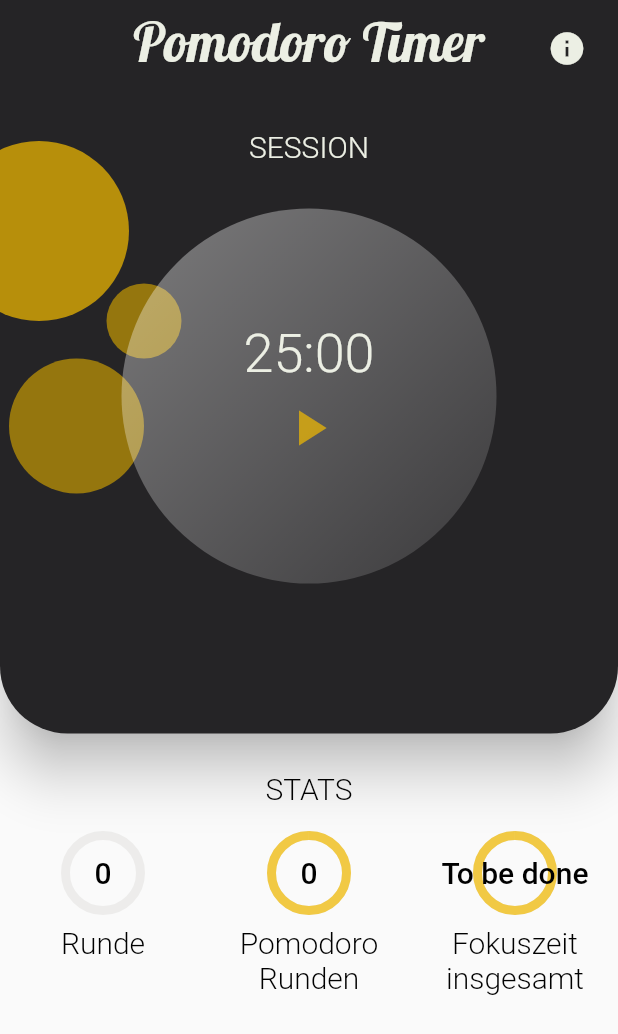
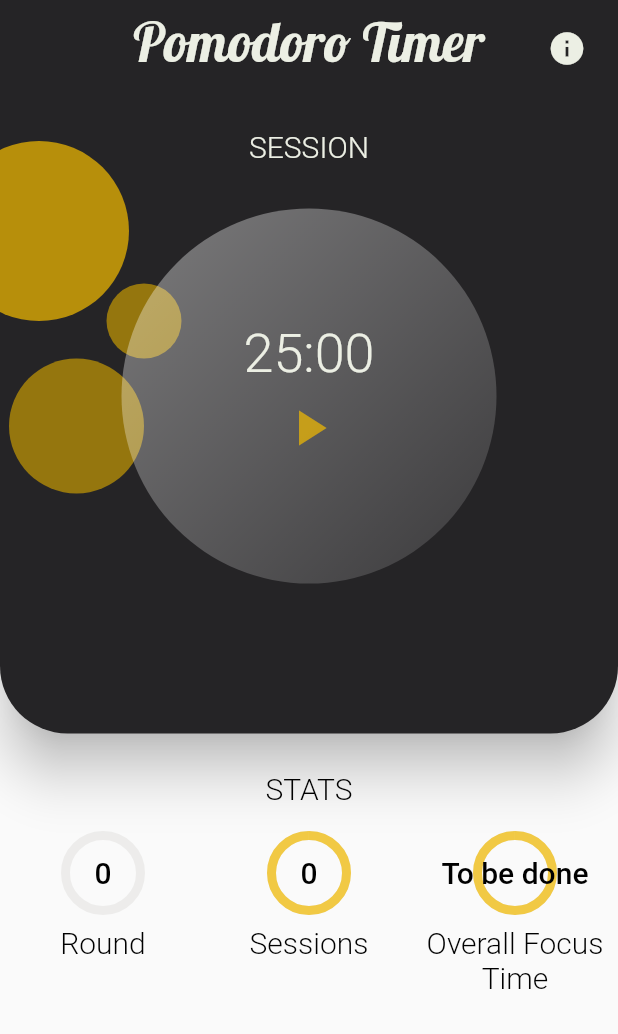
Before and after one commit to franci3/pomodoro-app, a Flutter app: the screen it shows after launch, on a phone screen of 412 x 824 dp. Shown: the top 1034 px of the screen. Run offline on Flutter 3.47's test engine with Material 2 defaults, Android fonts, the phone set to English and light mode, and no system bars; our stand-ins replace audioplayers, flutter_local_notifications; generated files the repository leaves out were written again; statements that could not run were skipped.

Commit message:
Adds translations

```diff
--- a/lib/l10n/app_de.arb
+++ b/lib/l10n/app_de.arb
@@ -1,6 +1,6 @@
 {
-    "session": "SESSION",
-    "break": "PAUSE",
+    "sessionTitle": "SESSION",
+    "breakTitle": "PAUSE",
     "round": "Runde",
     "sessions": "Sessions",
     "focusTime": "Fokuszeit insgesamt"
--- a/lib/l10n/app_en.arb
+++ b/lib/l10n/app_en.arb
@@ -1,6 +1,6 @@
 {
-    "session": "SESSION",
-    "break": "BREAK",
+    "sessionTitle": "SESSION",
+    "breakTitle": "BREAK",
     "round": "Round",
     "sessions": "Sessions",
     "focusTime": "Overall Focus Time"
--- a/lib/main.dart
+++ b/lib/main.dart
@@ -130,15 +130,8 @@ class _PomodoroState extends State<Pomodoro> {
   Widget build(BuildContext context) {
     return MaterialApp(
         title: 'Pomodoro App',
-        localizationsDelegates: const [
-          AppLocalizations.delegate,
-          GlobalMaterialLocalizations.delegate,
-          GlobalWidgetsLocalizations.delegate,
-        ],
-        supportedLocales: const [
-          Locale('en', ''),
-          Locale('de', ''),
-        ],
+        localizationsDelegates: AppLocalizations.localizationsDelegates,
+        supportedLocales: AppLocalizations.supportedLocales,
         debugShowCheckedModeBanner: false,
         theme: PomodoroValues.customTheme,
         home: const PomodoroHome());
--- a/lib/screens/home/statistics.dart
+++ b/lib/screens/home/statistics.dart
@@ -1,4 +1,5 @@
 import 'package:flutter/material.dart';
+import 'package:flutter_gen/gen_l10n/app_localizations.dart';
 import 'package:pomodoro_app/controller/timer_controller.dart';
 import 'package:pomodoro_app/widgets/stats_circle.dart';
 import 'package:provider/provider.dart';
@@ -32,18 +33,18 @@ class Statistics extends StatelessWidget {
                     innerCircleText:
                         timerController.timerModel.roundCount.toString(),
                     circleValue: timerController.timerModel.roundCount / 4,
-                    circleDescription: 'Runde',
+                    circleDescription: AppLocalizations.of(context)!.round,
                   ),
                   StatsCircle(
                     innerCircleText:
                         timerController.timerModel.fullRoundCount.toString(),
                     circleValue: 1,
-                    circleDescription: 'Pomodoro Runden',
+                    circleDescription: AppLocalizations.of(context)!.sessions,
                   ),
                   StatsCircle(
                     innerCircleText: 'To be done',
                     circleValue: 1,
-                    circleDescription: 'Fokuszeit insgesamt',
+                    circleDescription: AppLocalizations.of(context)!.focusTime,
                   )
                 ],
               ),
--- a/lib/screens/home/timer_card.dart
+++ b/lib/screens/home/timer_card.dart
@@ -1,5 +1,5 @@
-
 import 'package:flutter/material.dart';
+import 'package:flutter_gen/gen_l10n/app_localizations.dart';
 import 'package:pomodoro_app/assets/custom_theme.dart';
 import 'package:pomodoro_app/controller/timer_controller.dart';
 import 'package:pomodoro_app/widgets/circles_painter_widget.dart';
@@ -29,7 +29,9 @@ class TimerCard extends StatelessWidget {
                     mainAxisAlignment: MainAxisAlignment.center,
                     children: [
                       Text(
-                        timer.timerModel.focusPauseRound ? 'BREAK' : 'SESSION',
+                        timer.timerModel.focusPauseRound
+                            ? AppLocalizations.of(context)!.breakTitle
+                            : AppLocalizations.of(context)!.sessionTitle,
                         style: PomodoroValues.customTextTheme.subtitle2,
                       ),
                     ],
@@ -61,7 +63,8 @@ class TimerCard extends StatelessWidget {
                           padding: const EdgeInsets.all(8.0),
                           child: CircularProgressIndicator(
                               value: 1 -
-                                  (timer.timerModel.totalSeconds / timer.timerModel.animationSeconds),
+                                  (timer.timerModel.totalSeconds /
+                                      timer.timerModel.animationSeconds),
                               strokeWidth: 16,
                               valueColor: AlwaysStoppedAnimation<Color>(
                                   PomodoroValues.yellowColorTwo)),
@@ -85,7 +88,8 @@ class CountDownWidget extends StatelessWidget {
 
   @override
   Widget build(BuildContext context) {
-    final TimerController timerController = Provider.of<TimerController>(context);
+    final TimerController timerController =
+        Provider.of<TimerController>(context);
     return Column(
       mainAxisAlignment: MainAxisAlignment.center,
       children: [
```
Also changed, not shown: 1 other file.
